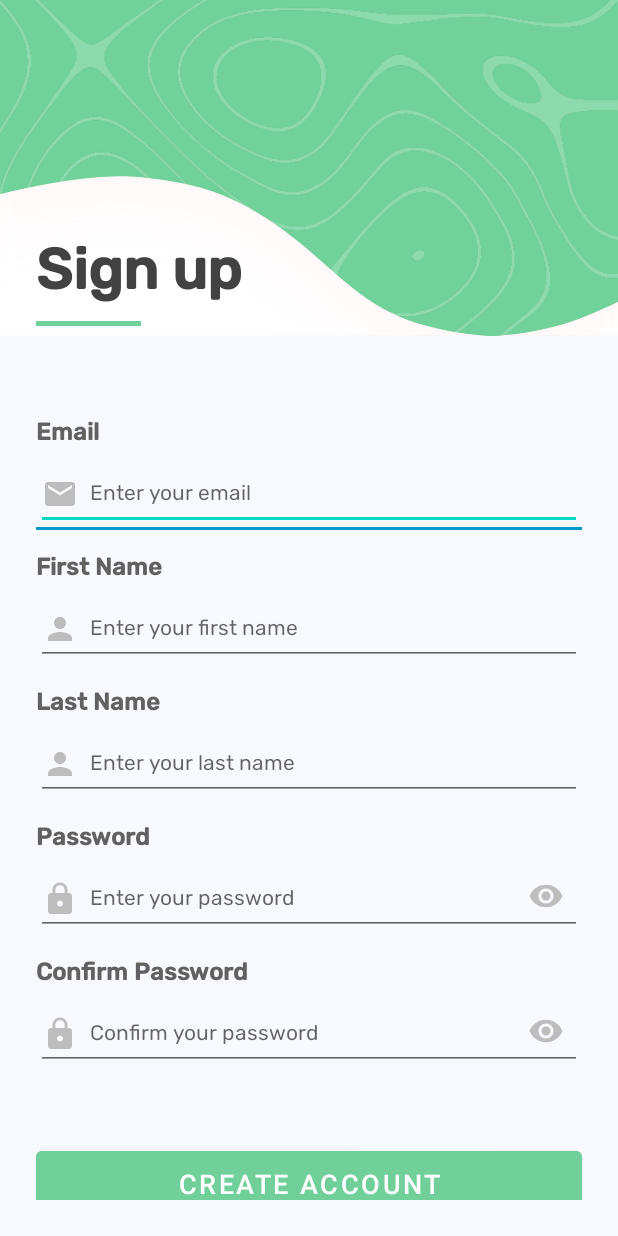
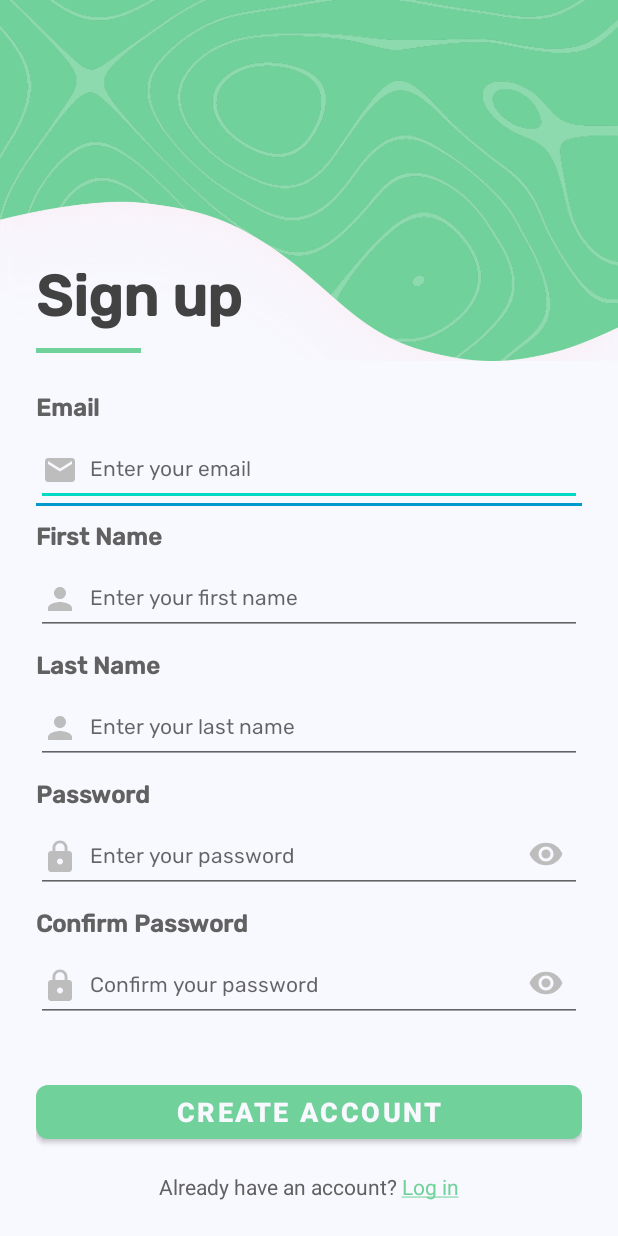
Before and after one commit to celiaho/HocusFocusToDo, an Android app: the SignupActivity screen opened directly, with no data from a screen before it, on a phone screen of 412 x 824 dp. Run offline under Robolectric (Android 15) with nearby library versions, the phone set to English and light mode, and no system bars; our stand-ins replace Volley.

Commit message:
update sign up activity to scroll properly

```diff
--- a/app/src/main/java/edu/bhcc/cho/hocusfocustodo/ui/auth/SignupActivity.kt
+++ b/app/src/main/java/edu/bhcc/cho/hocusfocustodo/ui/auth/SignupActivity.kt
@@ -1,6 +1,7 @@
 package edu.bhcc.cho.hocusfocustodo.ui.auth
 
 import android.content.Intent
+import android.graphics.Rect
 import android.os.Bundle
 import android.text.SpannableString
 import android.text.Spanned
@@ -12,6 +13,7 @@ import android.widget.Button
 import android.widget.TextView
 import androidx.appcompat.app.AppCompatActivity
 import androidx.core.content.ContextCompat
+import androidx.core.widget.NestedScrollView
 import com.google.android.material.textfield.TextInputEditText
 import com.google.android.material.textfield.TextInputLayout
 import edu.bhcc.cho.hocusfocustodo.R
@@ -19,6 +21,8 @@ import edu.bhcc.cho.hocusfocustodo.data.model.SignupRequest
 import edu.bhcc.cho.hocusfocustodo.data.network.AuthApiService
 
 class SignupActivity : AppCompatActivity() {
+
+    private lateinit var scrollView: NestedScrollView
 
     private lateinit var emailLayout: TextInputLayout
     private lateinit var firstNameLayout: TextInputLayout
@@ -41,6 +45,9 @@ class SignupActivity : AppCompatActivity() {
         super.onCreate(savedInstanceState)
         setContentView(R.layout.activity_signup)
 
+        scrollView = findViewById(R.id.scrollView)
+        scrollView.setOnTouchListener { _, _ -> true } // Disable manual scrolling
+
         // Link TextInputLayouts
         emailLayout = findViewById(R.id.signup_email_container)
         firstNameLayout = findViewById(R.id.signup_first_name_container)
@@ -59,10 +66,10 @@ class SignupActivity : AppCompatActivity() {
         signupButton = findViewById(R.id.signup_button)
         loginLink = findViewById(R.id.signup_login_link)
 
-        // Initialize API service
         apiService = AuthApiService(this)
 
         setupLoginLink()
+        setupKeyboardAutoScroll()
 
         signupButton.setOnClickListener {
             validateAndSignup()
@@ -92,8 +99,30 @@ class SignupActivity : AppCompatActivity() {
         loginLink.highlightColor = android.graphics.Color.TRANSPARENT
     }
 
+    private fun setupKeyboardAutoScroll() {
+        val rootView = findViewById<View>(android.R.id.content)
+        rootView.viewTreeObserver.addOnGlobalLayoutListener {
+            val r = Rect()
+            rootView.getWindowVisibleDisplayFrame(r)
+            val screenHeight = rootView.rootView.height
+            val keypadHeight = screenHeight - r.bottom
+
+            if (keypadHeight > screenHeight * 0.15) {
+                val focused = currentFocus
+                focused?.let {
+                    scrollView.post {
+                        scrollView.scrollTo(0, it.bottom)
+                    }
+                }
+            } else {
+                scrollView.post {
+                    scrollView.scrollTo(0, 0)
+                }
+            }
+        }
+    }
+
     private fun validateAndSignup() {
-        // Clear previous errors
         emailLayout.error = null
         firstNameLayout.error = null
         lastNameLayout.error = null
@@ -144,7 +173,6 @@ class SignupActivity : AppCompatActivity() {
 
         if (!valid) return
 
-        // Proceed with signup
         val request = SignupRequest(email, password, firstName, lastName, extra = null)
 
         apiService.signupUser(
@@ -154,7 +182,7 @@ class SignupActivity : AppCompatActivity() {
                 finish()
             },
             onError = {
-                emailLayout.error = it // Display API error here for simplicity
+                emailLayout.error = it
             }
         )
     }
--- a/app/src/main/res/layout/activity_signup.xml
+++ b/app/src/main/res/layout/activity_signup.xml
@@ -1,42 +1,52 @@
 <?xml version="1.0" encoding="utf-8"?>
-<LinearLayout
+<androidx.core.widget.NestedScrollView
     xmlns:android="http://schemas.android.com/apk/res/android"
     xmlns:app="http://schemas.android.com/apk/res-auto"
-    android:orientation="vertical"
     android:layout_width="match_parent"
     android:layout_height="match_parent"
-    android:background="@color/off_white">
+    android:fillViewport="true"
+    android:background="@color/off_white"
+    android:overScrollMode="never"
+    android:scrollbars="none"
+    android:id="@+id/scrollView">
 
-    <FrameLayout
+    <LinearLayout
         android:layout_width="match_parent"
         android:layout_height="wrap_content"
-        android:translationY="-353dp"
-        android:maxHeight="128dp">
+        android:orientation="vertical">
 
-        <include
-            layout="@layout/vector"
-            android:layout_width="match_parent"
-            android:layout_height="wrap_content" />
-    </FrameLayout>
-
-    <LinearLayout
-        android:orientation="vertical"
+        <!-- Top vector image (adjustable based on translationY) -->
+        <ImageView
+            android:id="@+id/signup_banner"
             android:layout_width="match_parent"
             android:layout_height="wrap_content"
+            android:scaleType="fitStart"
+            android:adjustViewBounds="true"
+            android:translationY="-336dp"
+            android:src="@drawable/ic_green_background_vector"
+            android:contentDescription="@string/app_name" />
+
+        <!-- Sign up form -->
+        <LinearLayout
+            android:layout_width="match_parent"
+            android:layout_height="wrap_content"
+            android:orientation="vertical"
             android:padding="24dp"
-        android:layout_marginTop="-450dp">
+            android:translationY="-448dp"
+            android:background="@android:color/transparent">
 
-        <!-- Screen title -->
+            <!-- Title -->
             <LinearLayout
                 android:layout_width="wrap_content"
                 android:layout_height="wrap_content"
-            android:orientation="vertical">
+                android:orientation="vertical"
+                android:layout_marginTop="16dp">
 
                 <TextView
                     style="@style/ScreenTitle"
+                    android:text="Sign up"
                     android:layout_width="wrap_content"
-                android:layout_height="wrap_content"
-                android:text="Sign up"/>
+                    android:layout_height="wrap_content"/>
 
                 <View
                     android:layout_width="70dp"
@@ -45,23 +55,24 @@
                     android:layout_marginTop="2dp"/>
             </LinearLayout>
 
-        <!-- Error message -->
+            <!-- Error text -->
             <TextView
                 style="@style/ErrorText"
                 android:id="@+id/signup_error"
                 android:layout_width="match_parent"
                 android:layout_height="wrap_content"
                 android:text="Error text here"
-            android:layout_marginTop="16dp"
-            android:layout_marginBottom="16dp"
-            android:visibility="invisible" />
+                android:layout_marginTop="12dp"
+                android:layout_marginBottom="12dp"
+                android:visibility="gone"/>
 
             <!-- Email -->
             <TextView
                 style="@style/InputLabel"
+                android:text="Email"
+                android:layout_marginTop="24dp"
                 android:layout_width="wrap_content"
-            android:layout_height="wrap_content"
-            android:text="Email" />
+                android:layout_height="wrap_content"/>
 
             <com.google.android.material.textfield.TextInputLayout
                 android:id="@+id/signup_email_container"
@@ -87,10 +98,10 @@
             <!-- First Name -->
             <TextView
                 style="@style/InputLabel"
+                android:text="First Name"
+                android:layout_marginTop="8dp"
                 android:layout_width="wrap_content"
-            android:layout_height="wrap_content"
-            android:text="First Name"
-            android:layout_marginTop="12dp" />
+                android:layout_height="wrap_content"/>
 
             <com.google.android.material.textfield.TextInputLayout
                 android:id="@+id/signup_first_name_container"
@@ -116,10 +127,10 @@
             <!-- Last Name -->
             <TextView
                 style="@style/InputLabel"
+                android:text="Last Name"
+                android:layout_marginTop="8dp"
                 android:layout_width="wrap_content"
-            android:layout_height="wrap_content"
-            android:text="Last Name"
-            android:layout_marginTop="12dp" />
+                android:layout_height="wrap_content"/>
 
             <com.google.android.material.textfield.TextInputLayout
                 android:id="@+id/signup_last_name_container"
@@ -145,10 +156,10 @@
             <!-- Password -->
             <TextView
                 style="@style/InputLabel"
+                android:text="Password"
+                android:layout_marginTop="8dp"
                 android:layout_width="wrap_content"
-            android:layout_height="wrap_content"
-            android:text="Password"
-            android:layout_marginTop="12dp" />
+                android:layout_height="wrap_content"/>
 
             <com.google.android.material.textfield.TextInputLayout
                 android:id="@+id/signup_password_container"
@@ -176,10 +187,10 @@
             <!-- Confirm Password -->
             <TextView
                 style="@style/InputLabel"
+                android:text="Confirm Password"
+                android:layout_marginTop="8dp"
                 android:layout_width="wrap_content"
-            android:layout_height="wrap_content"
-            android:text="Confirm Password"
-            android:layout_marginTop="12dp" />
+                android:layout_height="wrap_content"/>
 
             <com.google.android.material.textfield.TextInputLayout
                 android:id="@+id/signup_confirm_password_container"
@@ -204,27 +215,24 @@
                     android:paddingBottom="12dp"/>
             </com.google.android.material.textfield.TextInputLayout>
 
-        <!-- Create Account button -->
+            <!-- Create Account Button -->
             <Button
                 android:id="@+id/signup_button"
+                style="@style/PrimaryButton"
                 android:layout_width="match_parent"
-            android:layout_height="56dp"
+                android:layout_height="wrap_content"
                 android:text="Create Account"
-            android:textSize="18sp"
-            android:backgroundTint="@color/green"
-            android:textColor="@android:color/white"
-            android:layout_marginTop="48dp"
-            android:layout_marginBottom="12dp" />
+                android:layout_marginTop="36dp"
+                android:layout_marginBottom="16dp"/>
 
             <!-- Already have account link -->
             <TextView
                 android:id="@+id/signup_login_link"
+                style="@style/SecondaryPromptText"
                 android:layout_width="wrap_content"
                 android:layout_height="wrap_content"
-            android:textSize="14sp"
-            android:textColor="@color/medium_gray"
                 android:layout_gravity="center"
-            android:fontFamily="@font/rubik_regular"
-            android:text="Already have an account? Log in" />
+                android:text="Already have an account? Log in"/>
         </LinearLayout>
     </LinearLayout>
+</androidx.core.widget.NestedScrollView>
```
Lines whose indentation alone changed are shown as unchanged.
